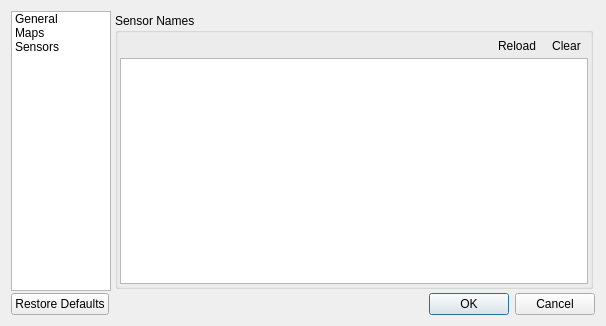
First picture: the form in eotimeseriesviewer/ui/settingsdialog.ui, repository jakimowb/eo-time-series-viewer, before the edit.
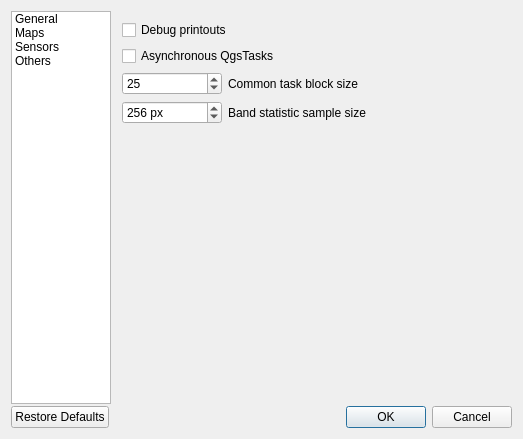
Second picture: the form after the edit. Icons and pictures are not drawn. Custom widgets are drawn as their Qt base class.

Patch:
```diff
--- a/eotimeseriesviewer/ui/settingsdialog.ui
+++ b/eotimeseriesviewer/ui/settingsdialog.ui
@@ -6,8 +6,8 @@
    <rect>
     <x>0</x>
     <y>0</y>
-    <width>606</width>
-    <height>326</height>
+    <width>523</width>
+    <height>439</height>
    </rect>
   </property>
   <property name="windowTitle">
@@ -51,12 +51,17 @@
          <string>Sensors</string>
         </property>
        </item>
+       <item>
+        <property name="text">
+         <string>Others</string>
+        </property>
+       </item>
       </widget>
      </item>
      <item>
       <widget class="QStackedWidget" name="stackedWidget">
        <property name="currentIndex">
-        <number>2</number>
+        <number>3</number>
        </property>
        <widget class="QWidget" name="pageGeneral">
         <layout class="QVBoxLayout" name="verticalLayout_3">
@@ -80,7 +85,7 @@
            <property name="title">
             <string>Directories</string>
            </property>
-           <layout class="QFormLayout" name="formLayout_3">
+               <layout class="QFormLayout" name="formLayout">
             <item row="0" column="0">
              <widget class="QLabel" name="label_6">
               <property name="text">
@@ -467,6 +472,88 @@
          </item>
         </layout>
        </widget>
+       <widget class="QWidget" name="pageOthers">
+        <layout class="QFormLayout" name="formLayout_3">
+         <item row="0" column="0" colspan="2">
+          <widget class="QCheckBox" name="cbDebug">
+           <property name="text">
+            <string>Debug printouts</string>
+           </property>
+          </widget>
+         </item>
+         <item row="5" column="0">
+          <widget class="QgsSpinBox" name="sbBandStatsSampleSize">
+           <property name="minimumSize">
+            <size>
+             <width>100</width>
+             <height>22</height>
+            </size>
+           </property>
+           <property name="suffix">
+            <string> px</string>
+           </property>
+           <property name="prefix">
+            <string/>
+           </property>
+           <property name="minimum">
+            <number>25</number>
+           </property>
+           <property name="maximum">
+            <number>64000</number>
+           </property>
+           <property name="value">
+            <number>256</number>
+           </property>
+          </widget>
+         </item>
+         <item row="5" column="1">
+          <widget class="QLabel" name="label_12">
+           <property name="text">
+            <string>Band statistic sample size</string>
+           </property>
+          </widget>
+         </item>
+         <item row="2" column="0" colspan="2">
+          <widget class="QCheckBox" name="cbAsyncQgsTasks">
+           <property name="text">
+            <string>Asynchronous QgsTasks</string>
+           </property>
+          </widget>
+         </item>
+         <item row="4" column="0">
+          <widget class="QgsSpinBox" name="sbQgsTaskBlockSize">
+           <property name="minimumSize">
+            <size>
+             <width>100</width>
+             <height>22</height>
+            </size>
+           </property>
+           <property name="suffix">
+            <string/>
+           </property>
+           <property name="prefix">
+            <string/>
+           </property>
+           <property name="minimum">
+            <number>1</number>
+           </property>
+           <property name="maximum">
+            <number>64000</number>
+           </property>
+           <property name="value">
+            <number>25</number>
+           </property>
+          </widget>
+         </item>
+         <item row="4" column="1">
+          <widget class="QLabel" name="label_13">
+           <property name="text">
+            <string>Common task block size</string>
+           </property>
+          </widget>
+         </item>
+        </layout>
+       </widget>
       </widget>
      </item>
     </layout>
@@ -502,22 +589,33 @@
   </action>
  </widget>
  <customwidgets>
+  <customwidget>
+   <class>QgsCollapsibleGroupBox</class>
+   <extends>QGroupBox</extends>
+   <header>qgscollapsiblegroupbox.h</header>
+   <container>1</container>
+  </customwidget>
+  <customwidget>
+   <class>QgsColorButton</class>
+   <extends>QToolButton</extends>
+   <header>qgscolorbutton.h</header>
+   <container>1</container>
+  </customwidget>
   <customwidget>
    <class>QgsFileWidget</class>
    <extends>QWidget</extends>
    <header>qgsfilewidget.h</header>
   </customwidget>
-  <customwidget>
-   <class>QgsColorButton</class>
-   <extends>QToolButton</extends>
-   <header>qgscolorbutton.h</header>
-   <container>1</container>
-  </customwidget>
   <customwidget>
    <class>QgsFontButton</class>
    <extends>QToolButton</extends>
    <header>qgsfontbutton.h</header>
   </customwidget>
+  <customwidget>
+   <class>QgsSpinBox</class>
+   <extends>QSpinBox</extends>
+   <header>qgsspinbox.h</header>
+  </customwidget>
  </customwidgets>
  <resources>
   <include location="../../../QGIS/images/images.qrc"/>
```
Left out of the diff: 95 changed lines with no effect on the pictures. Lines whose indentation alone changed are shown as unchanged.
